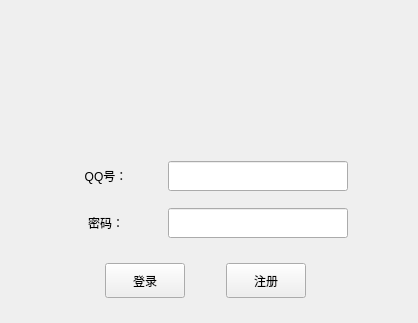
This is src/UI/login.ui in huanhaichaoxi/QQ-project as Qt 5 draws it before an edit. The edited form follows.
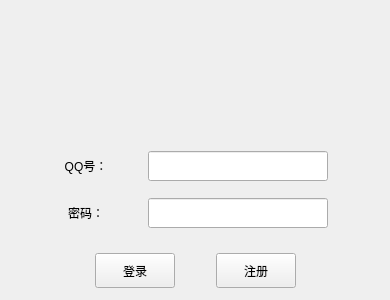
This is the edited form.

```diff
--- a/src/UI/login.ui
+++ b/src/UI/login.ui
@@ -6,18 +6,18 @@
    <rect>
     <x>0</x>
     <y>0</y>
-    <width>418</width>
-    <height>323</height>
+    <width>390</width>
+    <height>300</height>
    </rect>
   </property>
   <property name="windowTitle">
    <string>Form</string>
   </property>
-  <widget class="QWidget" name="">
+  <widget class="QWidget" name="layoutWidget">
    <property name="geometry">
     <rect>
-     <x>50</x>
-     <y>150</y>
+     <x>30</x>
+     <y>140</y>
      <width>331</width>
      <height>101</height>
     </rect>
@@ -101,11 +101,11 @@
     </item>
    </layout>
   </widget>
-  <widget class="QWidget" name="">
+  <widget class="QWidget" name="layoutWidget">
    <property name="geometry">
     <rect>
-     <x>70</x>
-     <y>260</y>
+     <x>60</x>
+     <y>250</y>
      <width>271</width>
      <height>41</height>
     </rect>
```
